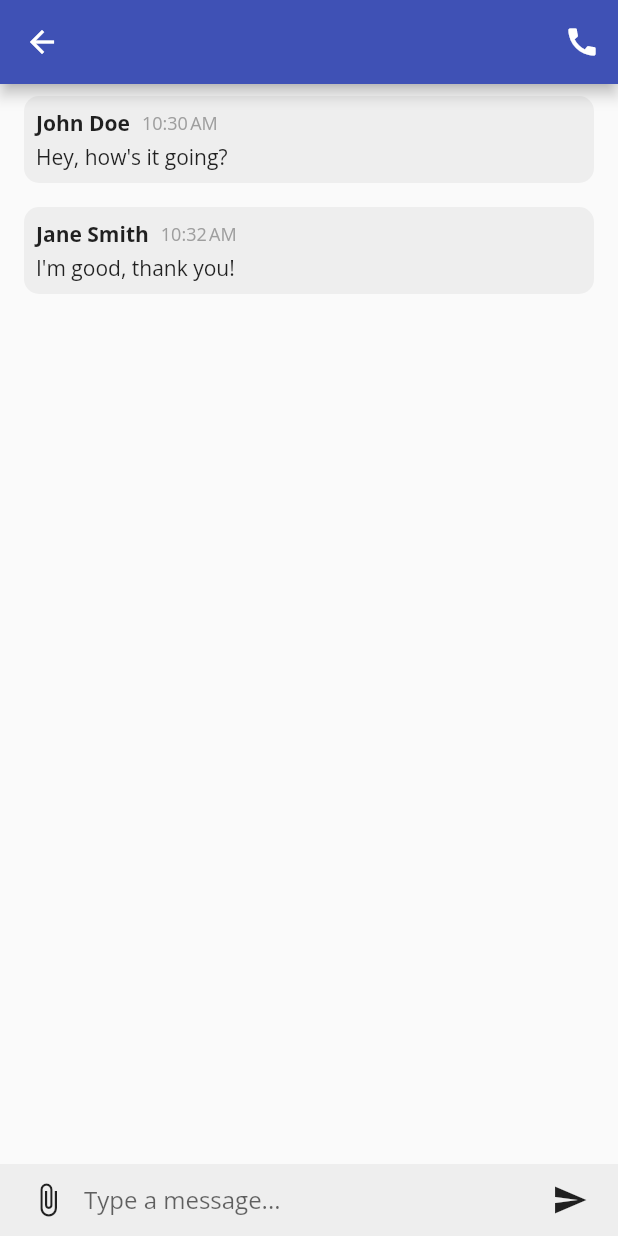
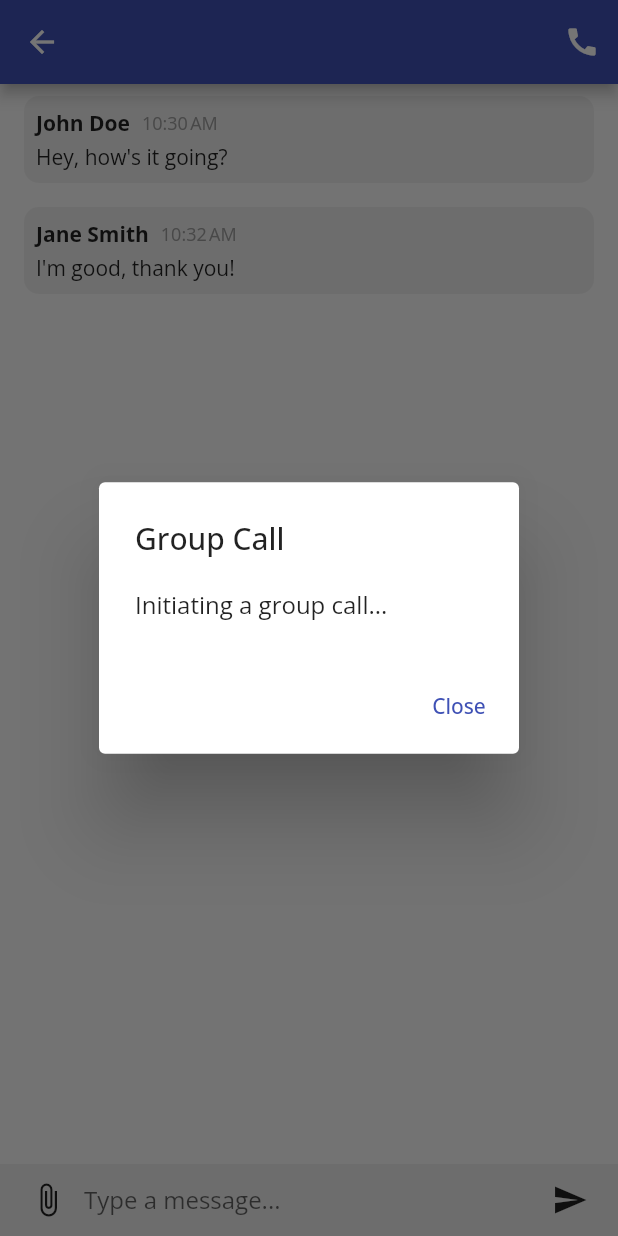
Before and after one commit to nangahamandine/cipher_comm, a Flutter app: the ConversationScreen screen opened directly with empty values, after a tap on the "call" icon, on a phone screen of 412 x 824 dp. Run offline on Flutter 3.47's test engine with Material 2 defaults, Android fonts, the phone set to English and light mode, and no system bars; our stand-ins replace contacts_service, file_picker, firebase_auth, firebase_core, geolocator, google_fonts and 2 more; missing offline and left inert: clipboard; accounts and stored records are empty.

Commit message:
Recent updates in group_screen.dart

```diff
--- a/lib/screens/group_screen.dart
+++ b/lib/screens/group_screen.dart
@@ -575,6 +575,28 @@ class _ConversationScreenState extends State<ConversationScreen> {
     );
   }
 
+  void _initiateGroupCall() {
+    // TODO: Implement the group call functionality here
+    // This is just a placeholder, and you should replace it with your actual implementation
+    showDialog(
+      context: context,
+      builder: (context) {
+        return AlertDialog(
+          title: Text('Group Call'),
+          content: Text('Initiating a group call...'),
+          actions: [
+            TextButton(
+              child: Text('Close'),
+              onPressed: () {
+                Navigator.pop(context);
+              },
+            ),
+          ],
+        );
+      },
+    );
+  }
+
 
   @override
   Widget build(BuildContext context) {
@@ -584,9 +606,7 @@ class _ConversationScreenState extends State<ConversationScreen> {
         actions: [
           IconButton(
             icon: Icon(Icons.call),
-            onPressed: () {
-              // TODO: Implement group call functionality
-            },
+            onPressed: _initiateGroupCall,
           ),
         ],
       ),
--- a/pubspec.yaml
+++ b/pubspec.yaml
@@ -37,8 +37,8 @@ dependencies:
   cupertino_icons: ^1.0.2
   google_fonts: ^4.0.4
   flutter_native_splash: ^2.2.19
-  firebase_core: ^2.14.0
-  firebase_auth: ^4.6.3
+  firebase_core: ^2.15.0
+  firebase_auth: ^4.7.2
   contacts_service: ^0.6.3
   intl: ^0.18.1
   permission_handler: ^10.4.2
@@ -46,6 +46,7 @@ dependencies:
   image_picker: ^1.0.1
   file_picker: ^5.3.1
   geolocator: ^9.0.2
+  cloud_firestore: ^4.8.4
 
 dev_dependencies:
   flutter_test:
```
Also changed, not shown: pubspec.lock, 1 other file.
